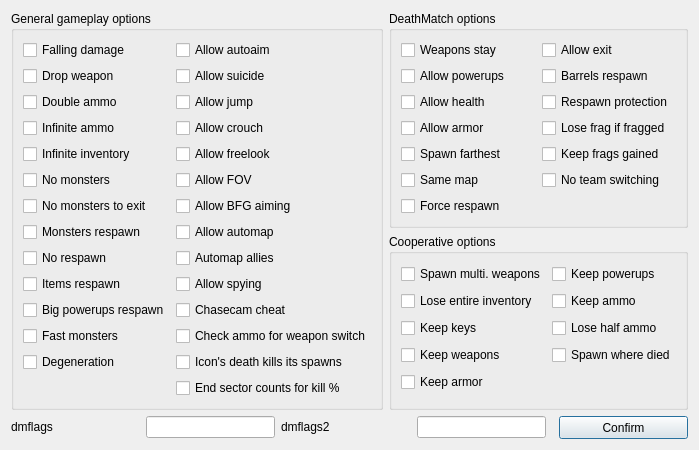
This is Forms/DMFlagsDialog.ui in Youda008/DoomRunner as Qt 5 draws it before an edit. The edited form follows.
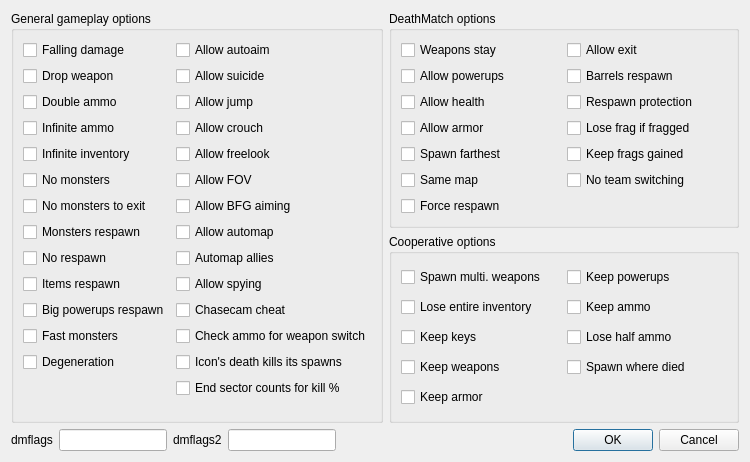
This is the edited form.

What changed in the file:
```diff
--- a/Forms/DMFlagsDialog.ui
+++ b/Forms/DMFlagsDialog.ui
@@ -9,8 +9,8 @@
    <rect>
     <x>0</x>
     <y>0</y>
-    <width>695</width>
-    <height>400</height>
+    <width>750</width>
+    <height>462</height>
    </rect>
   </property>
   <property name="sizePolicy">
@@ -630,18 +630,18 @@
        <property name="orientation">
         <enum>Qt::Horizontal</enum>
        </property>
-      </spacer>
-     </item>
-     <item>
-      <widget class="QPushButton" name="confirm_btn">
-       <property name="minimumSize">
+       <property name="sizeHint" stdset="0">
         <size>
          <width>0</width>
-         <height>23</height>
+         <height>0</height>
         </size>
        </property>
-       <property name="text">
-        <string>Confirm</string>
+      </spacer>
+     </item>
+     <item>
+      <widget class="QDialogButtonBox" name="buttonBox">
+       <property name="standardButtons">
+        <set>QDialogButtonBox::Cancel|QDialogButtonBox::Ok</set>
        </property>
       </widget>
      </item>
```
